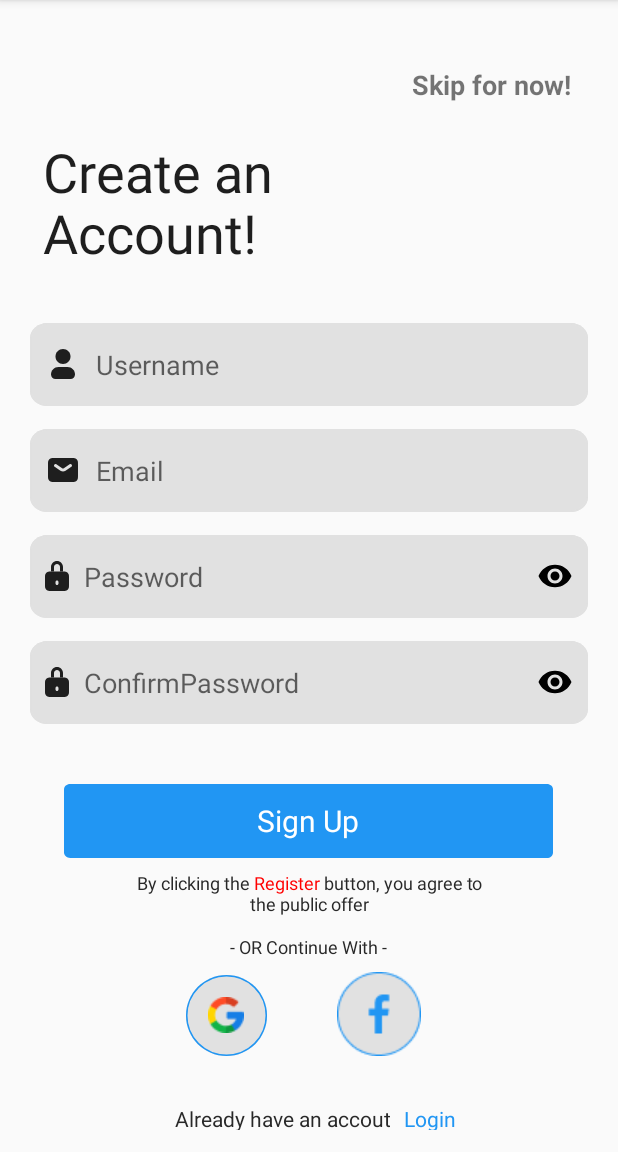
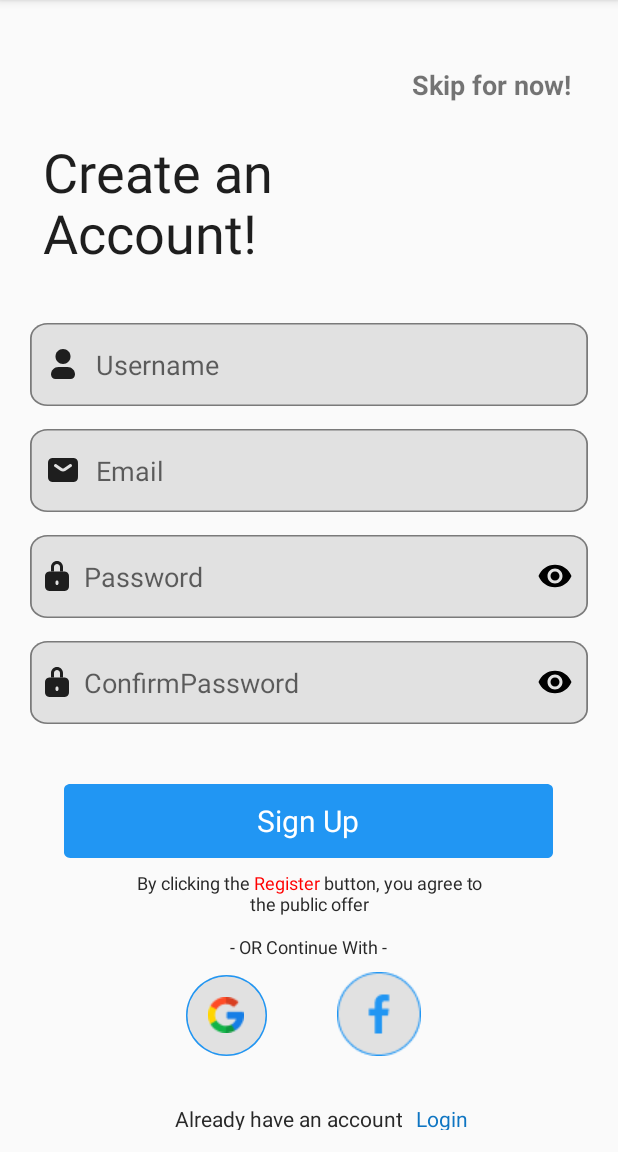
Before and after one commit to sunkimsrun/Lost_and_Found, an Android app: the RegisterActivity screen opened directly, with no data from a screen before it, on a phone screen of 412 x 824 dp, the part 84-1236 px from its top. Run offline under Robolectric (Android 15) with nearby library versions, the light colour scheme and no system bars; our stand-ins replace Firebase (no records; nobody signed in at launch, a user with empty details on screens opened directly); Roboto replaces fonts that are not available here.

Commit message:
fix: Refactor UI and string resources
- Updated hints in `activity_register.xml` to use string resources.
- Added new string resources for various activities in `strings.xml`.
- Modified `start_screen3` string in `strings.xml`.
- Changed text color for `sign_up` and `don_t_worry` styles in `styles.xml`.
- Updated stroke color in `bg_gray_rectangle.xml`.
- Added string resources and tools namespace to `activity_profile.xml`.
- Updated hints, text, and added tools namespace in `activity_forget_password.xml`.

```diff
--- a/app/src/main/res/drawable/bg_gray_rectangle.xml
+++ b/app/src/main/res/drawable/bg_gray_rectangle.xml
@@ -19,7 +19,7 @@
         <path
             android:pathData="M10 0H307C312.523 0 317 4.47715 317 10V45C317 50.5228 312.523 55 307 55H10C4.47715 55 0 50.5228 0 45V10C0 4.47715 4.47715 0 10 0Z"
             android:strokeWidth="2"
-            android:strokeColor="#E1E1E1"
+            android:strokeColor="#7A7A7A"
             />
     </group>
 </vector>
--- a/app/src/main/res/layout/activity_register.xml
+++ b/app/src/main/res/layout/activity_register.xml
@@ -55,13 +55,14 @@
             android:id="@+id/username_auth"
             android:layout_width="match_parent"
             android:layout_height="match_parent"
+            android:autofillHints="username"
             android:background="@drawable/bg_gray_rectangle"
             android:drawableStart="@drawable/icon_user"
-            android:autofillHints="username"
             android:drawablePadding="10dp"
-            android:hint="Username"
+            android:hint="@string/activity_Register_Username"
+            android:paddingHorizontal="10dp"
             android:textSize="18sp"
-            android:paddingHorizontal="10dp" />
+            tools:ignore="TextFields" />
 
         <EditText
             android:id="@+id/email_auth"
@@ -73,8 +74,9 @@
             android:autofillHints="emailAddress"
             android:drawablePadding="10dp"
             android:textSize="18sp"
-            android:hint="Email"
-            android:paddingHorizontal="10dp" />
+            android:hint="@string/activity_Register_Email"
+            android:paddingHorizontal="10dp"
+            tools:ignore="TextFields" />
 
         <EditText
             android:id="@+id/password_auth"
@@ -87,8 +89,9 @@
             android:drawableEnd="@drawable/baseline_remove_red_eye_24"
             android:drawablePadding="10dp"
             android:textSize="18sp"
-            android:hint="Password"
-            android:paddingHorizontal="10dp" />
+            android:hint="@string/activity_Register_Password"
+            android:paddingHorizontal="10dp"
+            tools:ignore="TextFields" />
 
         <EditText
             android:id="@+id/confirmPassword_auth"
@@ -101,8 +104,9 @@
             android:drawableEnd="@drawable/baseline_remove_red_eye_24"
             android:drawablePadding="10dp"
             android:textSize="18sp"
-            android:hint="ConfirmPassword"
-            android:paddingHorizontal="10dp" />
+            android:hint="@string/activity_Register_ConfirmPassword"
+            android:paddingHorizontal="10dp"
+            tools:ignore="TextFields" />
 
     </LinearLayout>
 
@@ -172,6 +176,7 @@
             android:layout_width="wrap_content"
             android:layout_height="wrap_content"
             android:layout_centerInParent="true"
+            android:contentDescription="@string/activity_Register_Todo"
             android:src="@drawable/google_image" /> <!-- Google logo image -->
     </RelativeLayout>
 
@@ -195,7 +200,7 @@
         android:layout_marginStart="116dp"
         android:layout_marginTop="32dp"
         android:gravity="center_horizontal|center_vertical"
-        android:text="Already have an accout"
+        android:text="@string/activity_Register_Already_Have_An_Account"
         android:textAppearance="@style/create_an_a"
         app:layout_constraintBottom_toBottomOf="parent"
         app:layout_constraintStart_toStartOf="parent"
--- a/app/src/main/res/values/styles.xml
+++ b/app/src/main/res/values/styles.xml
@@ -153,7 +153,7 @@
 
     <style name="sign_up">
         <item name="android:textSize">14sp</item>
-        <item name="android:textColor">#2196F3</item>
+        <item name="android:textColor">#0e75c2</item>
     </style>
 
     <style name="by_clicking">
@@ -163,7 +163,7 @@
 
     <style name="don_t_worry">
         <item name="android:textSize">12sp</item>
-        <item name="android:textColor">#676767</item>
+        <item name="android:textColor">#7A7A7A</item>
     </style>
 
     <!-- Style : Post Items Image -->
```
Also changed, not shown: app/src/main/res/layout/activity_forget_password.xml (+15 -8 lines), app/src/main/res/layout/activity_profile.xml (+9 -4 lines), app/src/main/res/values/strings.xml (+34 -1 lines).
